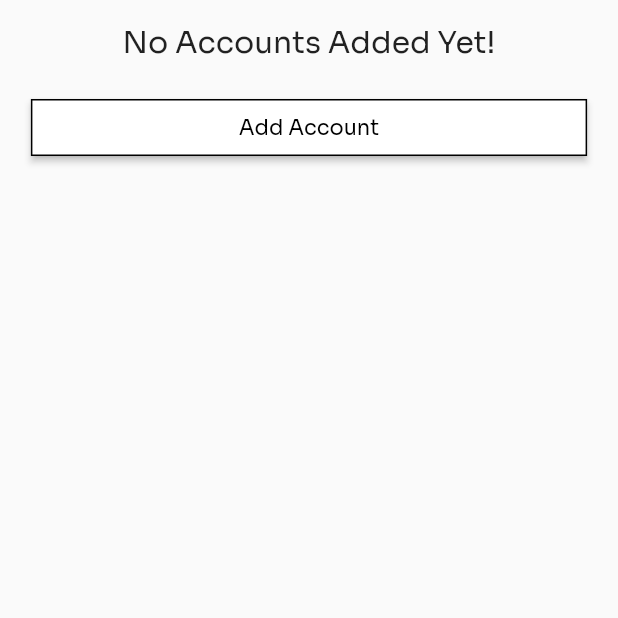
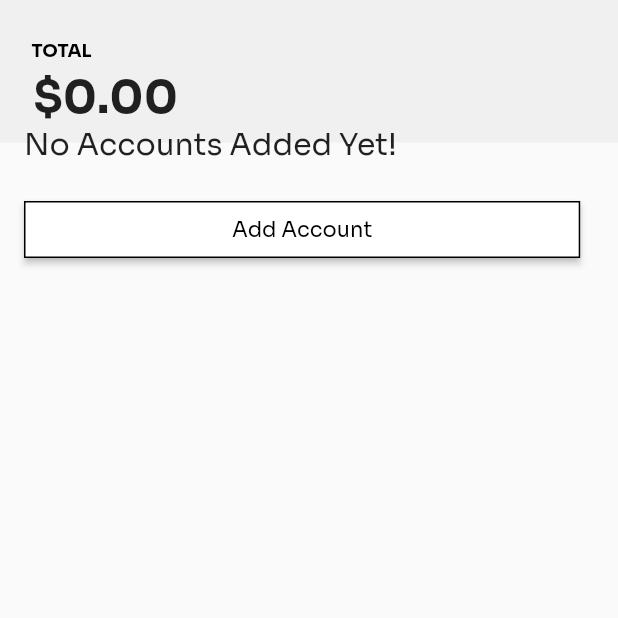
Before and after one commit to Mel-NLY/MWallet, a Flutter app: the Accounts screen opened directly, on a phone screen of 412 x 824 dp, the top half of it. Run offline on Flutter 3.47's test engine with Material 2 defaults, Android fonts, the phone set to English and light mode, and no system bars; accounts and stored records are empty.

Commit message:
Designed Home & Account page.

```diff
--- a/lib/screens/accounts.dart
+++ b/lib/screens/accounts.dart
@@ -2,35 +2,59 @@ import 'package:flutter/material.dart';
 import 'package:MWallet/screens/home.dart';
 
 class Accounts extends StatelessWidget{
+  double calculateBalance(){
+    double accountBalance = 0;
+    for(int i = 0; i < accountList.length; i++){
+      accountBalance += accountList.elementAt(i).balance;
+    }
+    return accountBalance;
+  }
+
   @override
   Widget build(BuildContext context){
+    var size = MediaQuery.of(context).size;
+    /*24 is for notification bar on Android*/
+    final double itemHeight = (size.height - 340) / 2;
+    final double itemWidth = size.width / 2;
+
     return new Scaffold(
-      body: new Center(
-        child: new Container(
+      body: new Stack(
+        children: <Widget>[
+          new Container(
+              height: 95.0,
+              width: MediaQuery.of(context).size.width,
+              decoration: new BoxDecoration(
+                color: Color.fromRGBO(240, 240, 240, 1.0),
+              )
+          ),
+          new Container(
           padding: new EdgeInsets.all(16.0),
           child: new Column(
+            crossAxisAlignment: CrossAxisAlignment.start,
             children: <Widget>[
+              new SizedBox(height: 10),
+              new Text('  Total'.toUpperCase(), style: new TextStyle(fontWeight: FontWeight.bold, color: Colors.black, fontSize: 12)),
+              new SizedBox(height: 5),
+              new Text(' \$${calculateBalance().toStringAsFixed(2)}', style: new TextStyle(fontWeight: FontWeight.bold, fontSize: 30)),
               !isEmpty(accountList) ? new Expanded(
                   child: new GridView.builder(
-                    gridDelegate: SliverGridDelegateWithFixedCrossAxisCount(crossAxisCount: 2),
+                    gridDelegate: SliverGridDelegateWithFixedCrossAxisCount(crossAxisCount: 2, childAspectRatio: (itemWidth / itemHeight),),
                     itemCount: accountList.length,
                     itemBuilder: (BuildContext context, int index){
                       return new Card(
-                        color: accountList[index].accountType == "Cash" ? Colors.lightBlue : accountList[index].accountType == "Bank Account" ? Colors.blueAccent : accountList[index].accountType == "Debit Card" ? Colors.blueGrey : Colors.green,
-                        margin: EdgeInsets.all(10.0),
-                        elevation: 8,
+                        color: accountList[index].accountType == "Cash" ? Color.fromRGBO( 33, 107, 243, 1.0) : accountList[index].accountType == "Bank Account" ? Color.fromRGBO(65, 33, 243, 1.0) : Color.fromRGBO(33, 212, 243, 1.0),
                         shape: RoundedRectangleBorder(
                           borderRadius: BorderRadius.circular(18),
                         ),
                         child: new Container(
-                          padding: EdgeInsets.all(10),
+                          padding: EdgeInsets.all(15),
                           child: new Column(
                             crossAxisAlignment: CrossAxisAlignment.start,
                             children: <Widget>[
                               new Text(
                                 '${accountList[index].name}',
                                 style: TextStyle(
-                                  fontSize: 18,
+                                  fontSize: 15,
                                   fontWeight: FontWeight.bold,
                                   color: Colors.white,
                                 ),
@@ -38,7 +62,7 @@ class Accounts extends StatelessWidget{
                               new Text(
                                 '${accountList[index].accountType}',
                                 style: TextStyle(
-                                  fontSize: 15,
+                                  fontSize: 13,
                                   color: Colors.white,
                                 ),
                               ),
@@ -48,7 +72,7 @@ class Accounts extends StatelessWidget{
                               new Text(
                                 '${accountList[index].balance.toStringAsFixed(2)} SGD',
                                 style: TextStyle(
-                                  fontSize: 18,
+                                  fontSize: 15,
                                   fontWeight: FontWeight.bold,
                                   color: Colors.white,
                                 ),
@@ -74,6 +98,7 @@ class Accounts extends StatelessWidget{
                 ],
               ),
               new Container(
+                margin: new EdgeInsets.only(bottom: 5.0),
                 width: MediaQuery.of(context).size.width * 0.9,
                 child: new RaisedButton(
                   shape: RoundedRectangleBorder(
@@ -89,7 +114,8 @@ class Accounts extends StatelessWidget{
             ],
           ),
         )
-      ),
+        ]
+      )
     );
   }
 }
```
Also changed, not shown: lib/screens/home.dart (+40 -26 lines).
